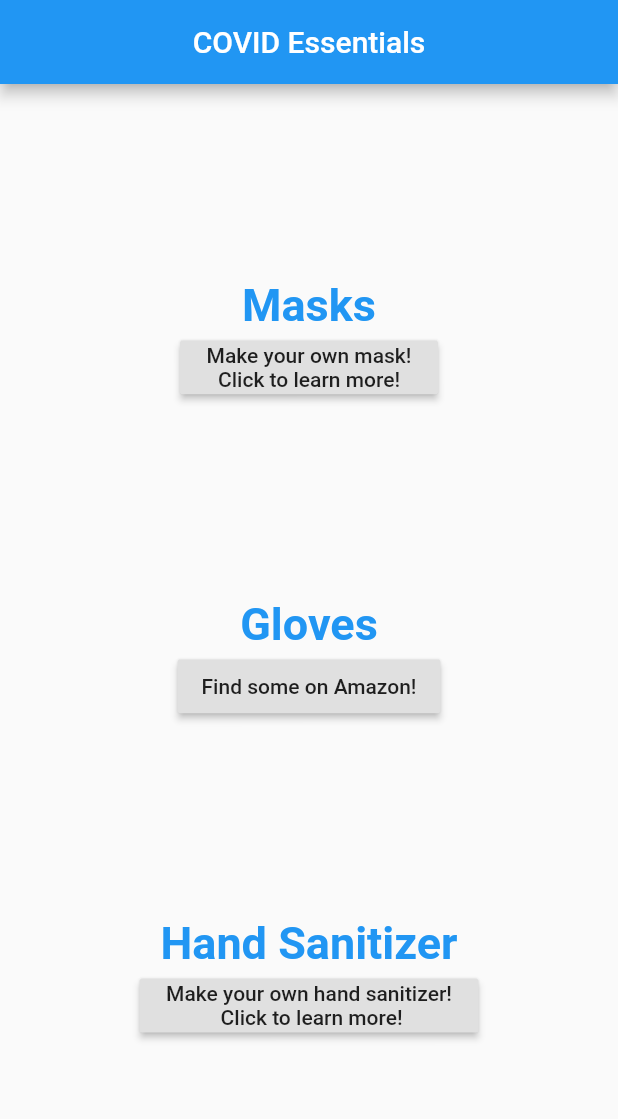
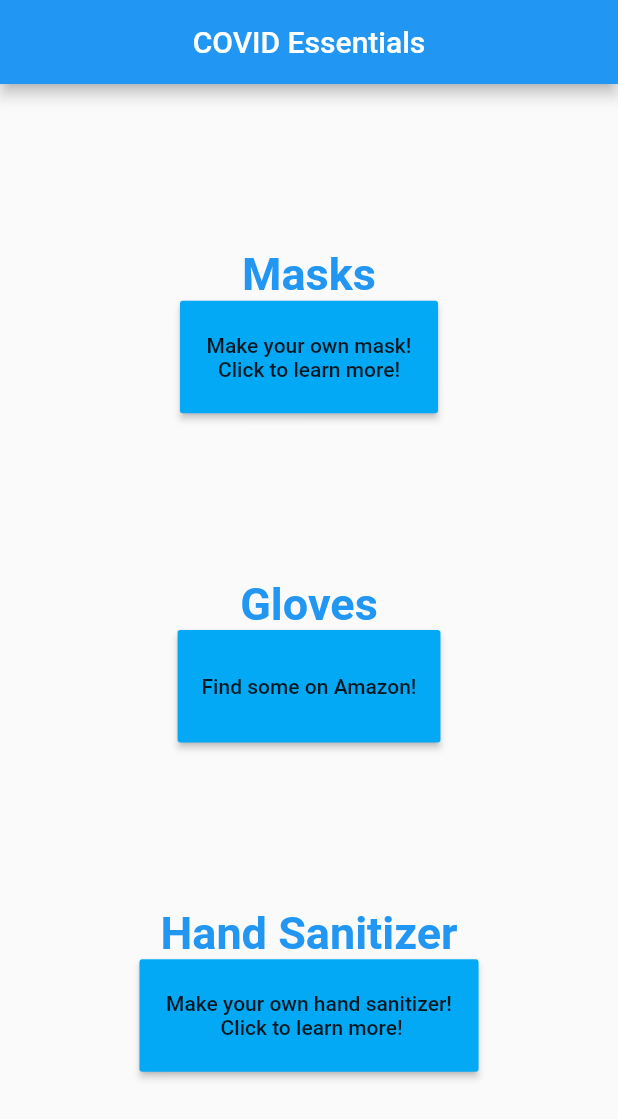
Before and after one commit to aeshon/Hygenie-Silicon-Valley-Hacks-Submission-, a Flutter app: the MainPage screen opened directly, after a tap on "How to get/make PPE", on a phone screen of 412 x 824 dp. Shown: the top 1119 px of the screen. Run offline on Flutter 3.47's test engine with Material 2 defaults, Android fonts, the phone set to English and light mode, and no system bars; our stand-ins replace flutter_local_notifications, geolocator, google_maps_flutter, location, shared_preferences; accounts and stored records are empty.

Commit message:
finished UI

```diff
--- a/lib/FindPPEPage.dart
+++ /dev/null
@@ -1,15 +0,0 @@
-import 'dart:async';
-
-import 'package:flutter/cupertino.dart';
-import 'package:flutter/material.dart';
-
-
-class FindPPEPage extends StatelessWidget{
-
-  @override
-  Widget build(BuildContext context) {
-    // TODO: implement build
-    return null;
-  }
-
-}
--- a/lib/MainPage.dart
+++ b/lib/MainPage.dart
@@ -10,7 +10,6 @@ import 'package:location/location.dart';
 import 'package:shared_preferences/shared_preferences.dart';
 import 'ScheduleGroceriesPage.dart';
 import 'ConfigureSettingsPage.dart';
-import 'FindPPEPage.dart';
 import 'covidessentials.dart';
 
 class MainPage extends StatefulWidget {
--- a/lib/covidessentials.dart
+++ b/lib/covidessentials.dart
@@ -28,7 +28,11 @@ class FindPPE extends StatelessWidget {
                     fontSize: 30,
                     fontWeight: FontWeight.bold,
                     color: Colors.blue)),
-            RaisedButton(
+            ButtonTheme(
+              minWidth: 150,
+              height: 75,
+              child: RaisedButton(
+                color: Colors.lightBlue,
                 child: Text(
                     'Make your own mask! \n'
                     'Click to learn more!',
@@ -37,6 +41,7 @@ class FindPPE extends StatelessWidget {
                   launchURL(
                       "https://www.cdc.gov/coronavirus/2019-ncov/prevent-getting-sick/cloth-face-cover.html");
                 },
+              )
             ),
             Spacer(),
             Text(
@@ -46,12 +51,17 @@ class FindPPE extends StatelessWidget {
                   fontWeight: FontWeight.bold,
                   color: Colors.blue),
             ),
-            RaisedButton(
+            ButtonTheme(
+              minWidth: 150,
+              height: 75,
+              child: RaisedButton(
+                color: Colors.lightBlue,
                 child: Text('Find some on Amazon!'),
                 onPressed: () {
                   launchURL(
                       "https://www.amazon.com/s?k=gloves+health&rh=n%3A3753541&ref=nb_sb_noss");
                 },
+              ),
             ),
             Spacer(),
             Text('Hand Sanitizer',
@@ -59,7 +69,11 @@ class FindPPE extends StatelessWidget {
                     fontSize: 30,
                     fontWeight: FontWeight.bold,
                     color: Colors.blue)),
-            RaisedButton(
+            ButtonTheme(
+              minWidth: 150,
+              height: 75,
+              child: RaisedButton(
+                color: Colors.lightBlue,
                 child: Text(
                     'Make your own hand sanitizer! \n Click to learn more!',
                     textAlign: TextAlign.center),
@@ -68,6 +82,7 @@ class FindPPE extends StatelessWidget {
                       "https://www.healthline.com/health/how-to-make-hand-sanitizer");
                 },
               ),
+            ),
             Spacer(),
           ],
         )),
```
Lines whose indentation alone changed are shown as unchanged.
